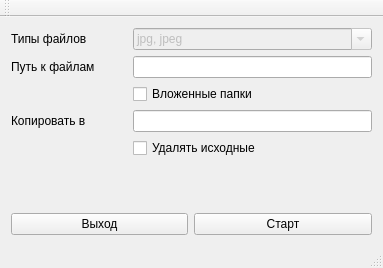
Above: mainwindow.ui from hgage2003/PhotoCopy before the change. Below: the same form after it.
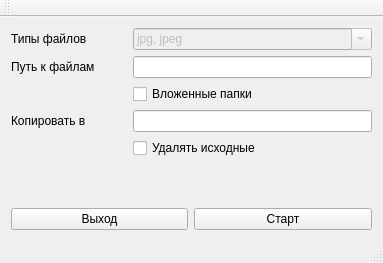
That is the form after the change.

Patch:
```diff
--- a/mainwindow.ui
+++ b/mainwindow.ui
@@ -7,7 +7,7 @@
     <x>0</x>
     <y>0</y>
     <width>383</width>
-    <height>268</height>
+    <height>263</height>
    </rect>
   </property>
   <property name="windowTitle">
```
